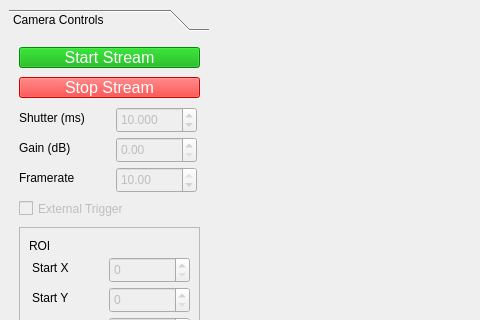
CU-PWFA/photoDAQ, file windows/camera.ui: the form before one commit; both pictures show x 0 to 480 and y 0 to 320 of the 1005 by 600 pixel window.
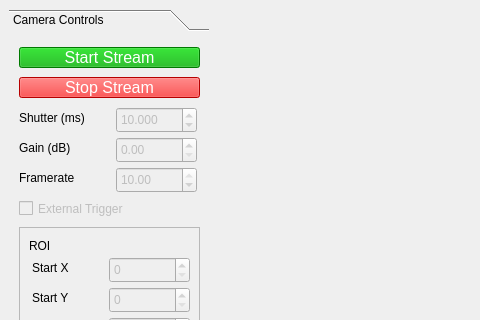
The form after the commit.

Commit message: Installed the DAQ on bob-thefrog. Changed from qt4 to qt6. Got camera to work (kind of).

The edit to the form file:
```diff
--- a/windows/camera.ui
+++ b/windows/camera.ui
@@ -2,6 +2,9 @@
 <ui version="4.0">
  <class>MainWindow</class>
  <widget class="QMainWindow" name="MainWindow">
+  <property name="enabled">
+   <bool>true</bool>
+  </property>
   <property name="geometry">
    <rect>
     <x>0</x>
@@ -55,7 +58,7 @@
          <x>0</x>
          <y>0</y>
          <width>200</width>
-         <height>442</height>
+         <height>436</height>
         </rect>
        </property>
        <attribute name="label">
@@ -63,7 +66,7 @@
        </attribute>
        <widget class="QPushButton" name="stopStreamButton">
         <property name="enabled">
-         <bool>false</bool>
+         <bool>true</bool>
         </property>
         <property name="geometry">
          <rect>
@@ -94,7 +97,7 @@
        </widget>
        <widget class="QPushButton" name="startStreamButton">
         <property name="enabled">
-         <bool>false</bool>
+         <bool>true</bool>
         </property>
         <property name="geometry">
          <rect>
```
Left out of the diff: 9 changed lines with no effect on the pictures. The commit also changes 18 other files.
